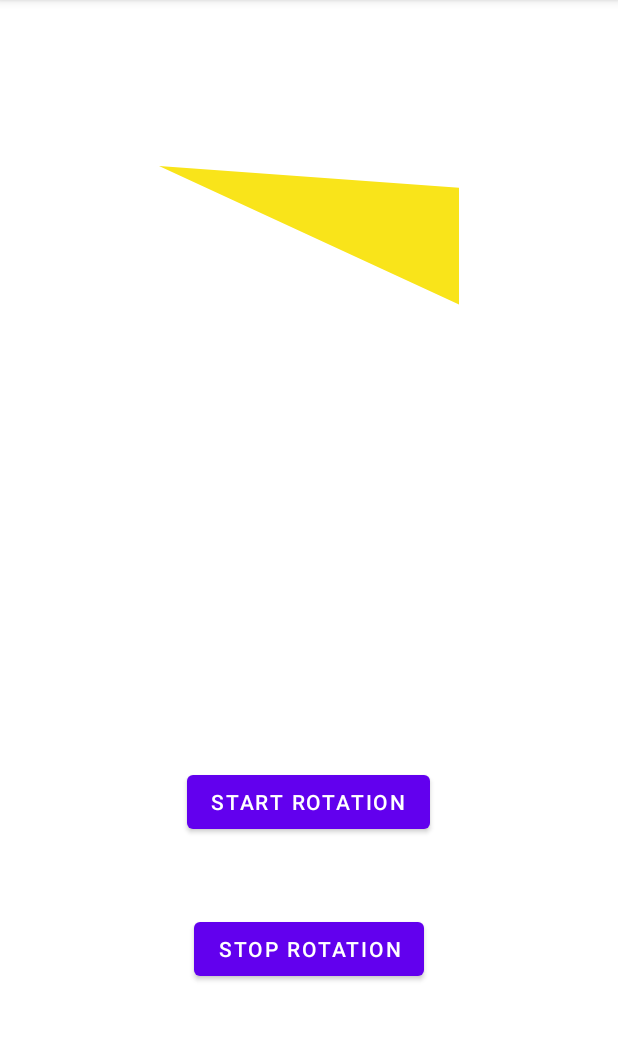
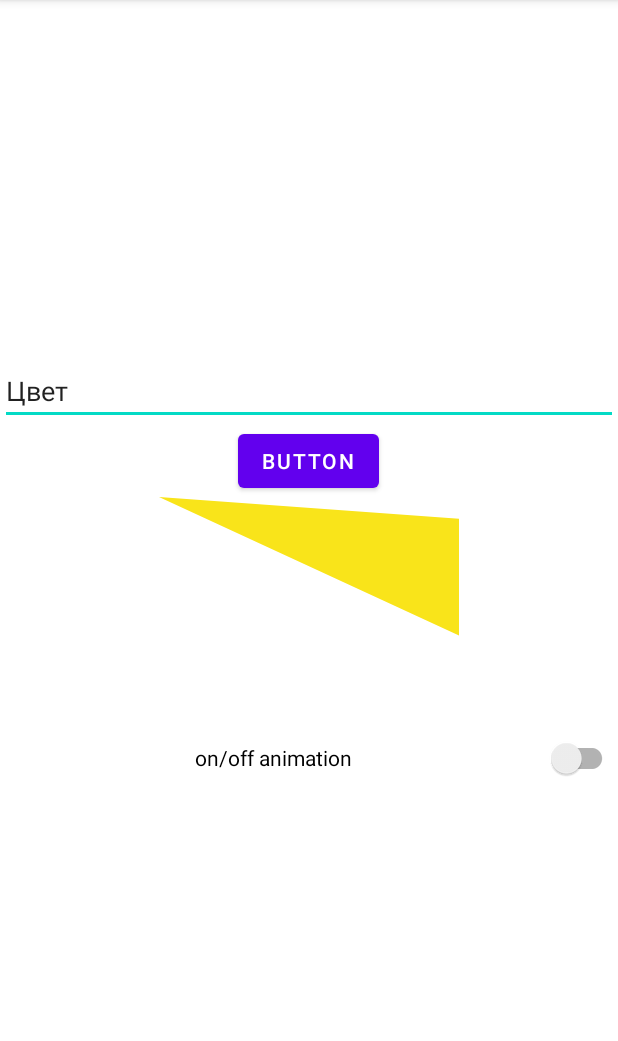
Before and after one commit to AnastasiaDro/coordinatorLayoutSample, an Android app: the screen it shows after launch (MainActivity), on a phone screen of 412 x 824 dp, the part 84-1125 px from its top. Run offline under Robolectric (Android 15) with nearby library versions, the phone set to English and light mode, and no system bars.

Commit message:
поменяла анимацию, добавила кнопку смены цвета

```diff
--- a/app/src/main/java/com/example/layoutsamples/MainActivity.kt
+++ b/app/src/main/java/com/example/layoutsamples/MainActivity.kt
@@ -3,24 +3,33 @@ package com.example.layoutsamples
 import androidx.appcompat.app.AppCompatActivity
 import android.os.Bundle
 import android.widget.Button
+import android.widget.EditText
+import androidx.appcompat.widget.SwitchCompat
 
 class MainActivity : AppCompatActivity() {
-    lateinit var triangleView : TriangleView
-    lateinit var startAnimationBtn : Button
-    lateinit var stopAnimationBtn : Button
+    lateinit var triangleView: TriangleView
+    lateinit var changeTriangleColorBtn: Button
+    lateinit var colorEditText: EditText
+    lateinit var switch: SwitchCompat
+
+
     override fun onCreate(savedInstanceState: Bundle?) {
         super.onCreate(savedInstanceState)
         setContentView(R.layout.custom_view_activity)
         triangleView = findViewById(R.id.triangle)
-        startAnimationBtn = findViewById<Button?>(R.id.startAnimationBtn).apply {
+        switch = findViewById(R.id.animationSwitch)
+        colorEditText = findViewById(R.id.colorEditText)
+        changeTriangleColorBtn = findViewById<Button?>(R.id.changeTriangleColorBtn).apply {
             setOnClickListener {
-                triangleView.startAnimation()
-        } }
+                triangleView.changeColor(colorEditText.text)
+            }
+        }
 
-        stopAnimationBtn = findViewById<Button?>(R.id.stopAnimationBtn).apply {
-            setOnClickListener {
-                triangleView.stopAnimation()
-            } }
+
+
+        switch.setOnCheckedChangeListener { _, isChecked ->
+            if (isChecked) triangleView.startAnimation() else triangleView.stopAnimation()
+        }
     }
 
 }
--- a/app/src/main/res/layout/custom_view_activity.xml
+++ b/app/src/main/res/layout/custom_view_activity.xml
@@ -5,6 +5,20 @@
     android:gravity="center"
     android:layout_width="match_parent"
     android:layout_height="match_parent">
+
+    <EditText
+        android:id="@+id/colorEditText"
+        android:layout_width="match_parent"
+        android:layout_height="wrap_content"
+        android:ems="10"
+        android:inputType="textPersonName"
+        android:text="Цвет" />
+
+    <Button
+        android:id="@+id/changeTriangleColorBtn"
+        android:layout_width="wrap_content"
+        android:layout_height="wrap_content"
+        android:text="Button" />
 
     <com.example.layoutsamples.TriangleView
         android:id="@+id/triangle"
@@ -17,18 +31,14 @@
         custom:isAnimated="true"
         />
 
-    <Button
-        android:layout_marginTop="300dp"
-        android:id="@+id/startAnimationBtn"
-        android:layout_width="wrap_content"
+    <androidx.appcompat.widget.SwitchCompat
+        android:id="@+id/animationSwitch"
+        android:gravity="center"
+        android:layout_marginTop="50dp"
+        android:layout_width="match_parent"
         android:layout_height="wrap_content"
-        android:text="Start Rotation" />
-    <Button
-        android:layout_marginTop="50dp"
-        android:id="@+id/stopAnimationBtn"
-        android:layout_width="wrap_content"
-        android:layout_height="wrap_content"
-        android:text="Stop Rotation" />
+        android:text="on/off animation" />
+
 
 
 </LinearLayout>
--- a/app/src/main/res/values/colors.xml
+++ b/app/src/main/res/values/colors.xml
@@ -7,5 +7,7 @@
     <color name="teal_700">#FF018786</color>
     <color name="black">#FF000000</color>
     <color name="yellow">#f9e41a</color>
+    <color name="green">#008800</color>
+    <color name="blue">#0000ff</color>
     <color name="white">#FFFFFFFF</color>
 </resources>
```
Also changed, not shown: app/src/main/java/com/example/layoutsamples/TriangleView.kt (+19 -4 lines).
